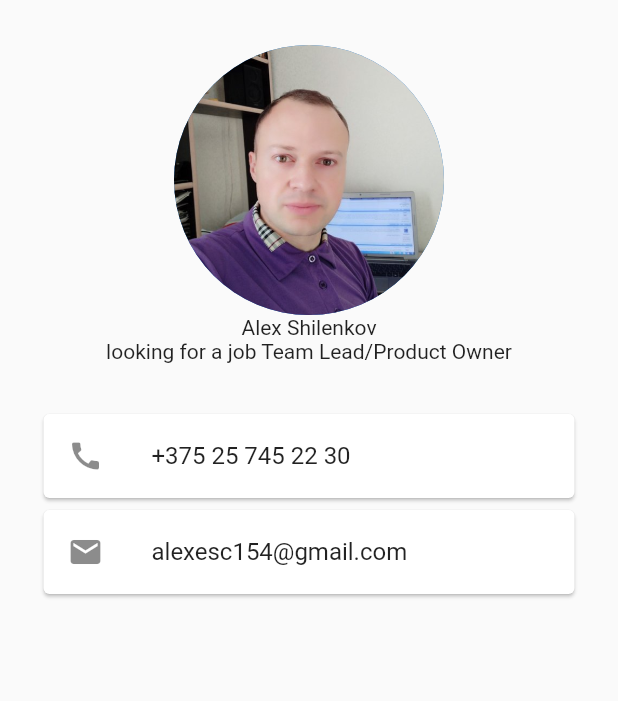
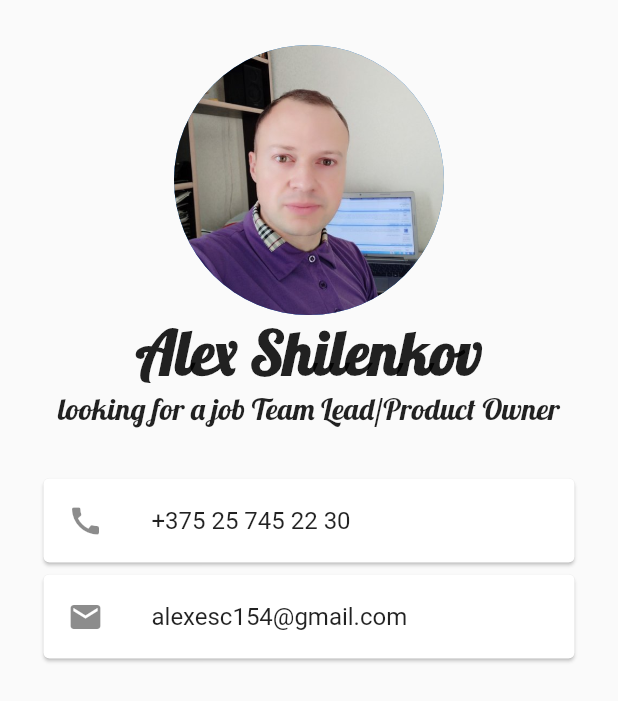
Before and after one commit to Alex-esc1/Flutter_CV, a Flutter app: the screen it shows after launch, on a phone screen of 412 x 824 dp. Shown: the top 701 px of the screen. Run offline on Flutter 3.47's test engine with Material 2 defaults, Android fonts, the phone set to English and light mode, and no system bars.

Commit message:
add const.dart
Создаю файл, где буду декларировать константы.

```diff
--- /dev/null
+++ b/cv/lib/const.dart
@@ -0,0 +1,8 @@
+import 'package:flutter/material.dart';
+
+const TextStyle kbigTitle =
+    TextStyle(fontSize: 40, fontFamily: "Lobster", fontWeight: FontWeight.bold);
+
+const TextStyle ksmallTitle = TextStyle(fontSize: 20, fontFamily: "Lobster");
+
+const kpadding = EdgeInsets.symmetric(horizontal: 25);
--- a/cv/lib/main.dart
+++ b/cv/lib/main.dart
@@ -1,4 +1,5 @@
 import 'package:flutter/material.dart';
+import 'package:cv/const.dart';
 
 void main() {
   runApp(const MyApp());
@@ -31,11 +32,14 @@ class MyCv extends StatelessWidget {
             radius: 90,
             foregroundImage: AssetImage('assets/photo.jpeg'),
           ),
-          Text('Alex Shilenkov'),
-          Text('looking for a job Team Lead/Product Owner'),
+          Text(
+            'Alex Shilenkov',
+            style: kbigTitle,
+          ),
+          Text('looking for a job Team Lead/Product Owner', style: ksmallTitle),
           SizedBox(height: 30),
           Padding(
-            padding: EdgeInsets.symmetric(horizontal: 25),
+            padding: kpadding,
             child: Card(
               child: ListTile(
                 leading: Icon(Icons.call),
@@ -44,7 +48,7 @@ class MyCv extends StatelessWidget {
             ),
           ),
           Padding(
-            padding: EdgeInsets.symmetric(horizontal: 25),
+            padding: kpadding,
             child: Card(
               child: ListTile(
                 leading: Icon(Icons.email),
```
